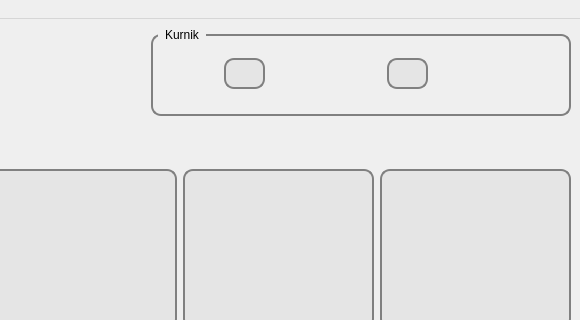
First picture: the form in choosewindow.ui, repository mateusur/Home_automation, before the edit; both pictures show x 220 to 800 and y 0 to 320 of the 800 by 480 pixel window.
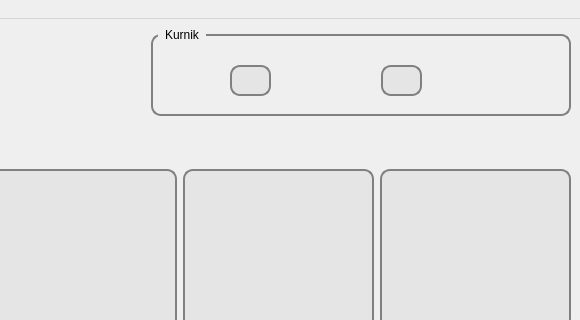
Second picture: the form after the edit. Icons and pictures are not drawn.

Commit message: topics for subscription soil sensor added

What changed in the file:
```diff
--- a/choosewindow.ui
+++ b/choosewindow.ui
@@ -62,6 +62,11 @@
         <height>90</height>
        </size>
       </property>
+      <property name="font">
+       <font>
+        <pointsize>9</pointsize>
+       </font>
+      </property>
       <property name="styleSheet">
        <string notr="true">
 QGroupBox {
@@ -79,77 +84,11 @@
       <property name="title">
        <string>Kurnik</string>
       </property>
-      <widget class="QLabel" name="label_doors">
-       <property name="geometry">
-        <rect>
-         <x>360</x>
-         <y>30</y>
-         <width>31</width>
-         <height>31</height>
-        </rect>
-       </property>
-       <property name="sizePolicy">
-        <sizepolicy hsizetype="Fixed" vsizetype="Fixed">
-         <horstretch>0</horstretch>
-         <verstretch>0</verstretch>
-        </sizepolicy>
-       </property>
-       <property name="minimumSize">
-        <size>
-         <width>31</width>
-         <height>31</height>
-        </size>
-       </property>
-       <property name="maximumSize">
-        <size>
-         <width>31</width>
-         <height>31</height>
-        </size>
-       </property>
-       <property name="text">
-        <string/>
-       </property>
-      </widget>
-      <widget class="QLabel" name="label_hum">
-       <property name="geometry">
-        <rect>
-         <x>198</x>
-         <y>30</y>
-         <width>31</width>
-         <height>31</height>
-        </rect>
-       </property>
-       <property name="sizePolicy">
-        <sizepolicy hsizetype="Fixed" vsizetype="Fixed">
-         <horstretch>0</horstretch>
-         <verstretch>0</verstretch>
-        </sizepolicy>
-       </property>
-       <property name="minimumSize">
-        <size>
-         <width>31</width>
-         <height>31</height>
-        </size>
-       </property>
-       <property name="maximumSize">
-        <size>
-         <width>31</width>
-         <height>31</height>
-        </size>
-       </property>
-       <property name="text">
-        <string/>
-       </property>
-      </widget>
+      <layout class="QGridLayout" name="gridLayout_3">
+       <item row="0" column="0">
+        <layout class="QHBoxLayout" name="horizontalLayout">
+         <item>
       <widget class="QLabel" name="label_temp">
-       <property name="geometry">
-        <rect>
-         <x>35</x>
-         <y>30</y>
-         <width>31</width>
-         <height>31</height>
-        </rect>
-       </property>
        <property name="sizePolicy">
         <sizepolicy hsizetype="Fixed" vsizetype="Fixed">
          <horstretch>0</horstretch>
@@ -168,19 +107,94 @@
          <height>31</height>
         </size>
        </property>
+           <property name="font">
+            <font>
+             <pointsize>9</pointsize>
+            </font>
+           </property>
        <property name="text">
         <string/>
        </property>
       </widget>
+         </item>
+         <item>
+          <widget class="QLineEdit" name="lineEdit_temp">
+           <property name="sizePolicy">
+            <sizepolicy hsizetype="Fixed" vsizetype="Fixed">
+             <horstretch>0</horstretch>
+             <verstretch>0</verstretch>
+            </sizepolicy>
+           </property>
+           <property name="minimumSize">
+            <size>
+             <width>41</width>
+             <height>31</height>
+            </size>
+           </property>
+           <property name="maximumSize">
+            <size>
+             <width>41</width>
+             <height>31</height>
+            </size>
+           </property>
+           <property name="font">
+            <font>
+             <pointsize>8</pointsize>
+            </font>
+           </property>
+           <property name="styleSheet">
+            <string notr="true">QLineEdit { 
+border: 2px solid grey;
+border-radius: 10px;
+text-align: center;
+background-color: rgb(229, 229, 229);
+}
+</string>
+           </property>
+           <property name="alignment">
+            <set>Qt::AlignCenter</set>
+           </property>
+           <property name="readOnly">
+            <bool>true</bool>
+           </property>
+          </widget>
+         </item>
+         <item>
       <widget class="QLabel" name="label_temp_2">
-       <property name="geometry">
-        <rect>
-         <x>121</x>
-         <y>30</y>
+           <property name="sizePolicy">
+            <sizepolicy hsizetype="Fixed" vsizetype="Fixed">
+             <horstretch>0</horstretch>
+             <verstretch>0</verstretch>
+            </sizepolicy>
+           </property>
+           <property name="minimumSize">
+            <size>
          <width>31</width>
          <height>31</height>
-        </rect>
-       </property>
+            </size>
+           </property>
+           <property name="maximumSize">
+            <size>
+             <width>31</width>
+             <height>31</height>
+            </size>
+           </property>
+           <property name="font">
+            <font>
+             <pointsize>8</pointsize>
+            </font>
+           </property>
+           <property name="text">
+            <string/>
+           </property>
+          </widget>
+         </item>
+        </layout>
+       </item>
+       <item row="0" column="1">
+        <layout class="QHBoxLayout" name="horizontalLayout_2">
+         <item>
+          <widget class="QLabel" name="label_hum">
        <property name="sizePolicy">
         <sizepolicy hsizetype="Fixed" vsizetype="Fixed">
          <horstretch>0</horstretch>
@@ -203,15 +217,9 @@
         <string/>
        </property>
       </widget>
+         </item>
+         <item>
       <widget class="QLineEdit" name="lineEdit_hum">
-       <property name="geometry">
-        <rect>
-         <x>236</x>
-         <y>30</y>
-         <width>41</width>
-         <height>31</height>
-        </rect>
-       </property>
        <property name="sizePolicy">
         <sizepolicy hsizetype="Fixed" vsizetype="Fixed">
          <horstretch>0</horstretch>
@@ -246,15 +254,9 @@
         <bool>true</bool>
        </property>
       </widget>
+         </item>
+         <item>
       <widget class="QLabel" name="label_hum_2">
-       <property name="geometry">
-        <rect>
-         <x>284</x>
-         <y>30</y>
-         <width>31</width>
-         <height>31</height>
-        </rect>
-       </property>
        <property name="sizePolicy">
         <sizepolicy hsizetype="Fixed" vsizetype="Fixed">
          <horstretch>0</horstretch>
@@ -277,15 +279,11 @@
         <string/>
        </property>
       </widget>
-      <widget class="QLineEdit" name="lineEdit_temp">
-       <property name="geometry">
-        <rect>
-         <x>73</x>
-         <y>30</y>
-         <width>41</width>
-         <height>31</height>
-        </rect>
-       </property>
+         </item>
+        </layout>
+       </item>
+       <item row="0" column="2">
+        <widget class="QLabel" name="label_doors">
        <property name="sizePolicy">
         <sizepolicy hsizetype="Fixed" vsizetype="Fixed">
          <horstretch>0</horstretch>
@@ -294,32 +292,22 @@
        </property>
        <property name="minimumSize">
         <size>
-         <width>41</width>
+           <width>31</width>
          <height>31</height>
         </size>
        </property>
        <property name="maximumSize">
         <size>
-         <width>41</width>
+           <width>31</width>
          <height>31</height>
         </size>
        </property>
-       <property name="styleSheet">
-        <string notr="true">QLineEdit { 
-border: 2px solid grey;
-border-radius: 10px;
-text-align: center;
-background-color: rgb(229, 229, 229);
-}
-</string>
-       </property>
-       <property name="alignment">
-        <set>Qt::AlignCenter</set>
-       </property>
-       <property name="readOnly">
-        <bool>true</bool>
-       </property>
-      </widget>
+         <property name="text">
+          <string/>
+         </property>
+        </widget>
+       </item>
+      </layout>
      </widget>
     </item>
     <item row="1" column="0" rowspan="2">
```
Lines whose indentation alone changed are shown as unchanged. The commit also changes 2 other files.
